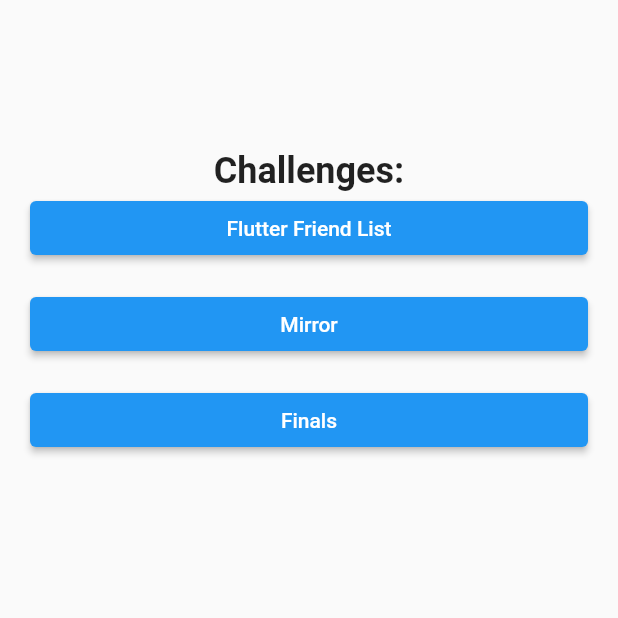
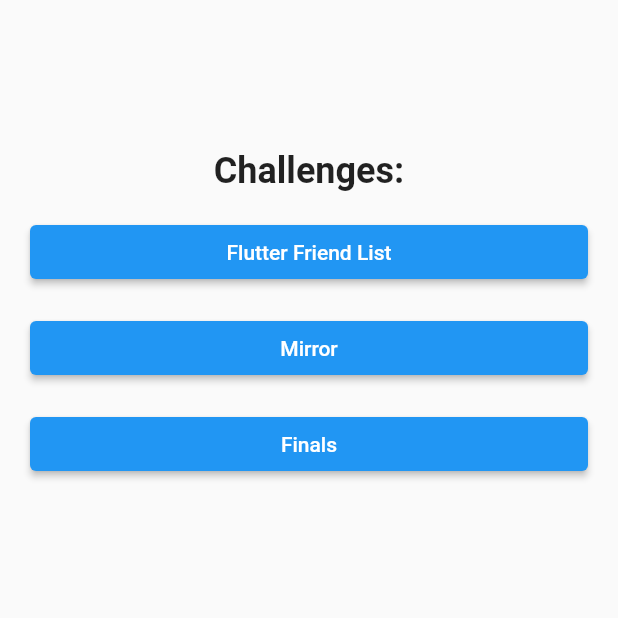
Before and after one commit to lohnn/flutter-in-the-dark, a Flutter app: the screen it shows after launch, on a phone screen of 412 x 824 dp, the top half of it. Run offline on Flutter 3.47's test engine with Material 2 defaults, Android fonts, the phone set to English and light mode, and no system bars; our stand-ins replace flutter_hooks.

Commit message:
Some small formatting

```diff
--- a/lib/main.dart
+++ b/lib/main.dart
@@ -42,6 +42,7 @@ class HomeScreen extends StatelessWidget {
                 style: TextStyle(fontSize: 24, fontWeight: FontWeight.bold),
               ),
             ),
+            const SizedBox(height: 16),
             ElevatedButton(
               onPressed: () =>
                   Navigator.pushNamed(context, FlutterFriendList.path),
@@ -49,14 +50,12 @@ class HomeScreen extends StatelessWidget {
             ),
             const SizedBox(height: 16),
             ElevatedButton(
-              onPressed: () =>
-                  Navigator.pushNamed(context, Mirror.path),
+              onPressed: () => Navigator.pushNamed(context, Mirror.path),
               child: const Text("Mirror"),
             ),
             const SizedBox(height: 16),
             ElevatedButton(
-              onPressed: () =>
-                  Navigator.pushNamed(context, Finals.path),
+              onPressed: () => Navigator.pushNamed(context, Finals.path),
               child: const Text("Finals"),
             ),
           ],
```
